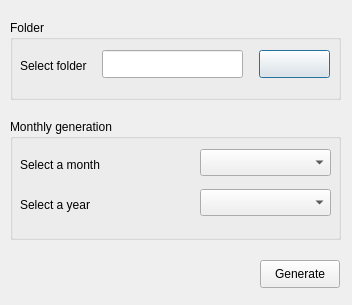
First picture: the form in Qsalat/ui/monthly.ui, repository sdizdarevic/qsalat, before the edit.
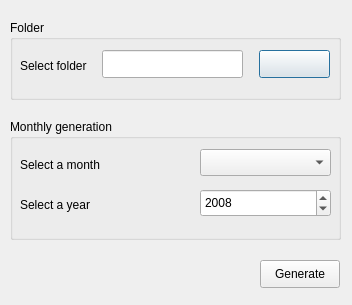
Second picture: the form after the edit.

```diff
--- a/Qsalat/ui/monthly.ui
+++ b/Qsalat/ui/monthly.ui
@@ -98,16 +98,6 @@
      <string>Select a year</string>
     </property>
    </widget>
-   <widget class="QComboBox" name="yearBox" >
-    <property name="geometry" >
-     <rect>
-      <x>190</x>
-      <y>70</y>
-      <width>131</width>
-      <height>27</height>
-     </rect>
-    </property>
-   </widget>
    <widget class="QLabel" name="label_2" >
     <property name="geometry" >
      <rect>
@@ -131,6 +121,25 @@
      </rect>
     </property>
    </widget>
+   <widget class="QSpinBox" name="yearBox" >
+    <property name="geometry" >
+     <rect>
+      <x>190</x>
+      <y>70</y>
+      <width>131</width>
+      <height>28</height>
+     </rect>
+    </property>
+    <property name="minimum" >
+     <number>1900</number>
+    </property>
+    <property name="maximum" >
+     <number>2100</number>
+    </property>
+    <property name="value" >
+     <number>2008</number>
+    </property>
+   </widget>
   </widget>
   <widget class="QPushButton" name="generateButton" >
    <property name="geometry" >
```
